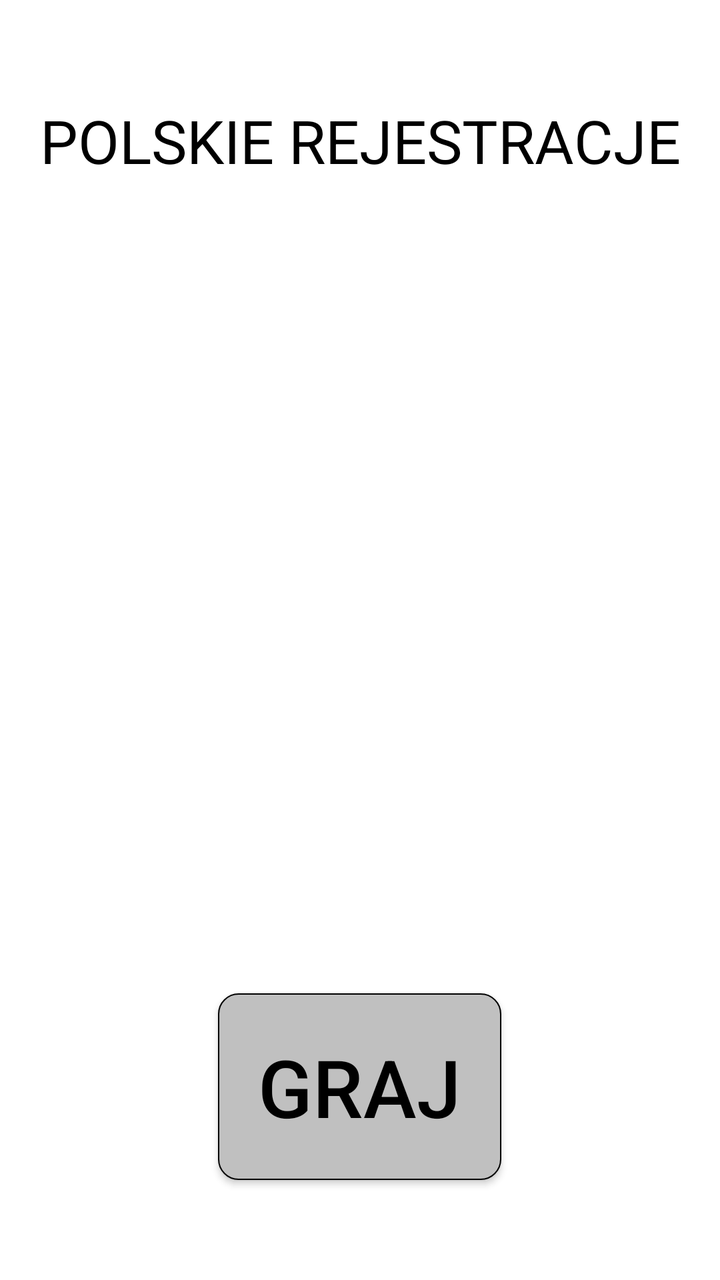
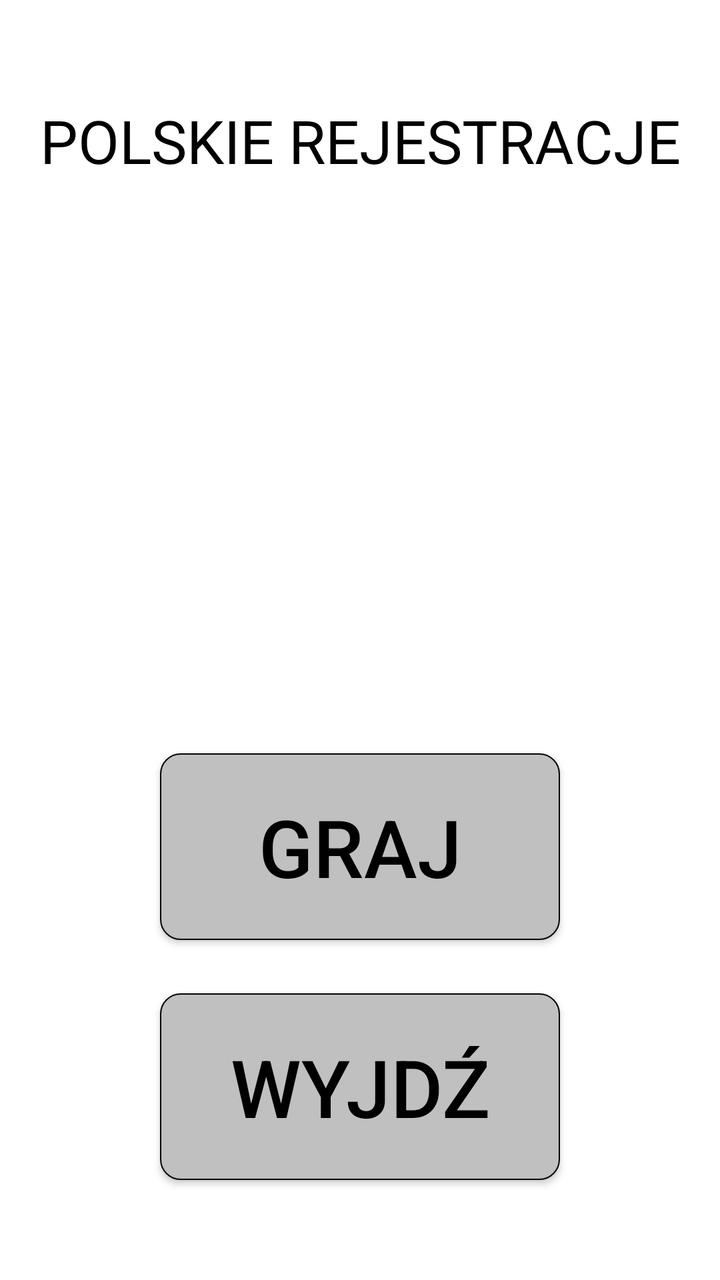

Screens rendered from an Android XML layout before and after an edit, with the pre-edit source and the edit as a unified diff.
<!-- AndroidManifest.xml: application theme Theme.PolskieRejestracje -->
<!-- res/layout/activity_menu.xml -->
<?xml version="1.0" encoding="utf-8"?>
<RelativeLayout xmlns:android="http://schemas.android.com/apk/res/android"
    xmlns:app="http://schemas.android.com/apk/res-auto"
    xmlns:tools="http://schemas.android.com/tools"
    android:id="@+id/menu"
    android:layout_width="match_parent"
    android:layout_height="match_parent"
    tools:context=".MenuActivity"
    android:background="@color/white">
<TextView
    android:layout_width="match_parent"
    android:layout_height="50dp"
    android:layout_marginTop="50dp"
    android:text="POLSKIE REJESTRACJE"
    android:textColor="@color/black"
    android:textAlignment="center"
    android:textSize="30sp"/>

<Button
    android:id="@+id/okej"
    android:layout_width="wrap_content"
    android:layout_height="wrap_content"
    android:layout_centerHorizontal="true"
    android:layout_alignParentBottom="true"
    android:layout_marginBottom="50dp"
    android:text="GRAJ"
    android:textSize="40sp"
    android:padding="20dp"
    android:textColor="@color/black"
    android:background="@drawable/button"/>
</RelativeLayout>
<!-- resources referenced by this layout -->
<resources>
  <color name="black">#FF000000</color>
  <color name="white">#FFFFFFFF</color>
  <!-- drawable button (drawable) -->
  <?xml version="1.0" encoding="utf-8"?>
  <selector xmlns:android="http://schemas.android.com/apk/res/android">
      <item>
          <shape>
              <stroke android:width="2px" android:color="@color/black"/>
              <corners android:radius="10dp"/>
              <solid android:color="#c0c0c0"/>
          </shape>
      </item>
  </selector>
  <style name="Theme.PolskieRejestracje" parent="Base.Theme.PolskieRejestracje" />
  <style name="Base.Theme.PolskieRejestracje" parent="Theme.AppCompat.Light.NoActionBar">
          
          
      </style>
</resources>

<!-- the commit's change to res/layout/activity_menu.xml (unified diff, before → after) -->
@@ -18,14 +18,27 @@
 
 <Button
     android:id="@+id/okej"
-    android:layout_width="wrap_content"
+    android:layout_width="200dp"
     android:layout_height="wrap_content"
     android:layout_centerHorizontal="true"
     android:layout_alignParentBottom="true"
-    android:layout_marginBottom="50dp"
+    android:layout_marginBottom="170dp"
     android:text="GRAJ"
     android:textSize="40sp"
     android:padding="20dp"
     android:textColor="@color/black"
     android:background="@drawable/button"/>
+
+    <Button
+        android:id="@+id/wyjdz"
+        android:layout_width="200dp"
+        android:layout_height="wrap_content"
+        android:layout_centerHorizontal="true"
+        android:layout_alignParentBottom="true"
+        android:layout_marginBottom="50dp"
+        android:text="WYJDŹ"
+        android:textSize="40sp"
+        android:padding="20dp"
+        android:textColor="@color/black"
+        android:background="@drawable/button"/>
 </RelativeLayout>
